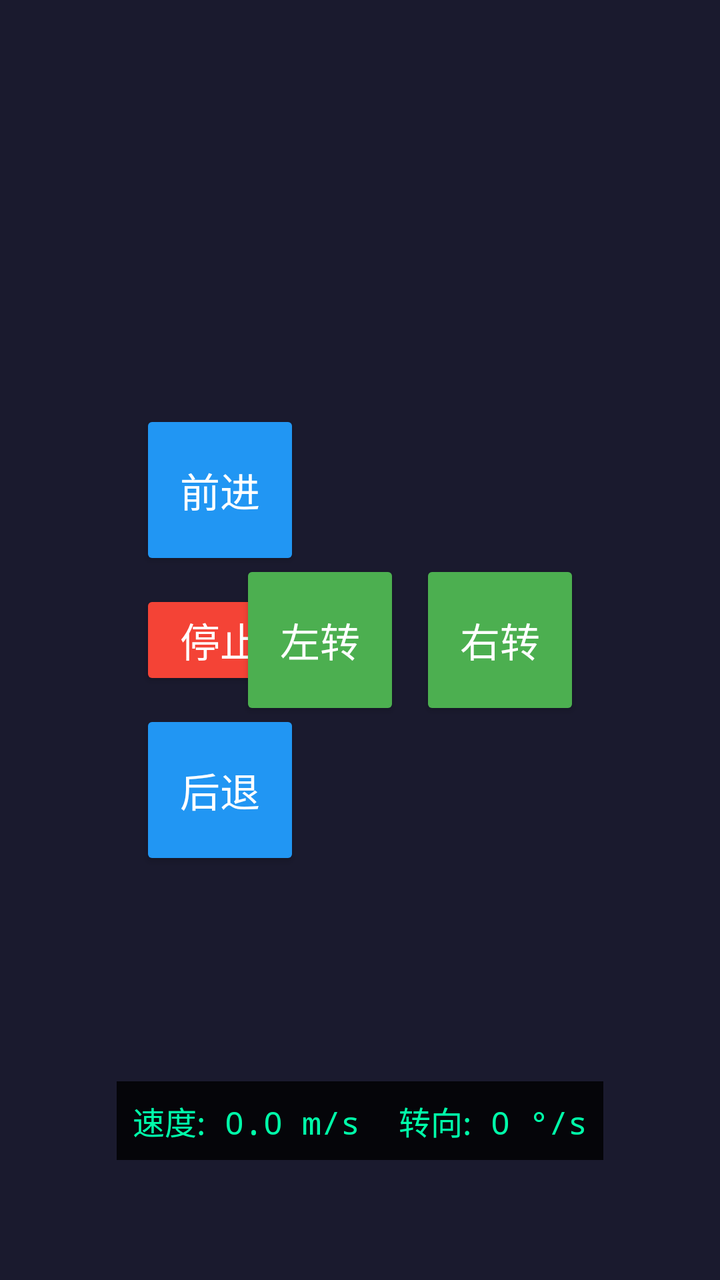
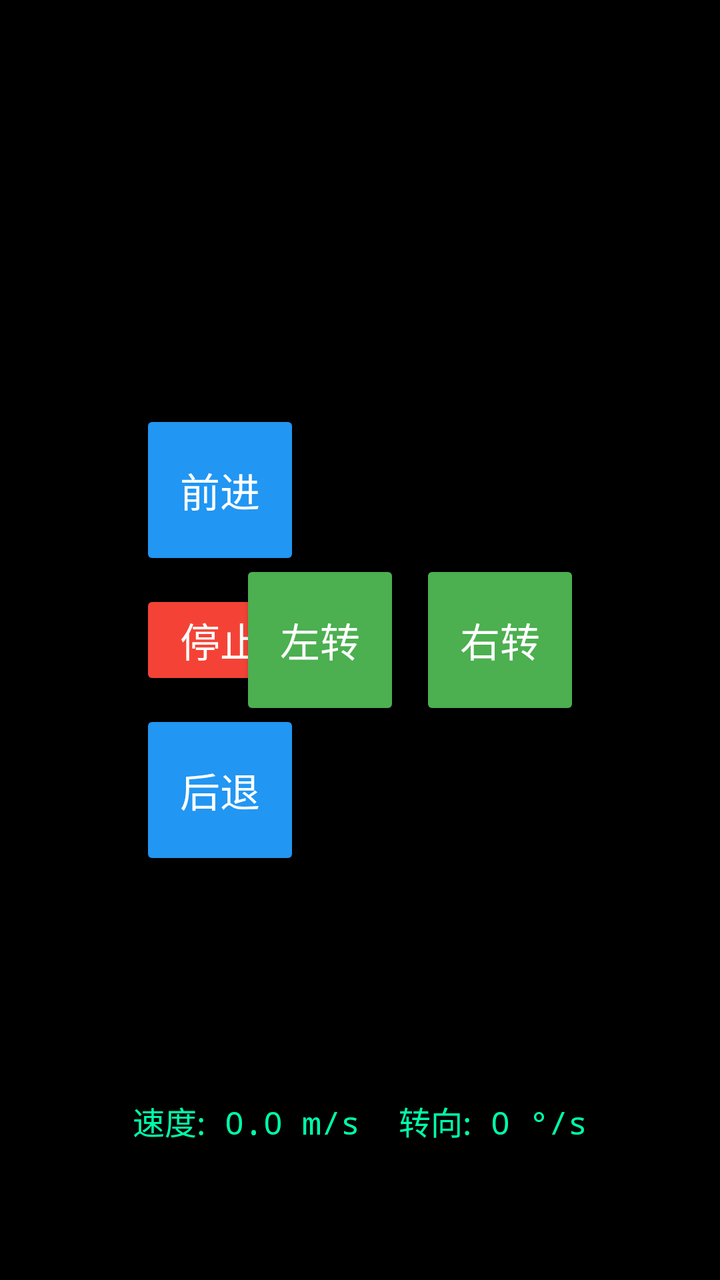

The first picture is an Android layout as it rendered before a commit; the second is the same layout after the commit. The layout source and the unified diff follow.
<!-- AndroidManifest.xml: application theme AppTheme -->
<!-- res/layout/fragment_direction_buttons.xml -->
<?xml version="1.0" encoding="utf-8"?>
<RelativeLayout xmlns:android="http://schemas.android.com/apk/res/android"
    android:layout_width="match_parent"
    android:layout_height="match_parent"
    android:background="#1A1A2E"
    android:padding="20dp">

    
    <LinearLayout
        android:id="@+id/left_group"
        android:layout_width="wrap_content"
        android:layout_height="wrap_content"
        android:layout_centerVertical="true"
        android:layout_alignParentStart="true"
        android:orientation="vertical"
        android:paddingLeft="50dp"
        android:gravity="center">

        <Button
            android:id="@+id/btn_forward"
            android:layout_width="80dp"
            android:layout_height="80dp"
            android:text="前进"
            android:textSize="20sp"
            android:backgroundTint="#2196F3"
            android:textColor="#FFFFFF"
            android:layout_marginBottom="10dp" />

        <Button
            android:id="@+id/btn_stop"
            android:layout_width="80dp"
            android:layout_height="50dp"
            android:text="停止"
            android:textSize="20sp"
            android:backgroundTint="#F44336"
            android:textColor="#FFFFFF"
            android:layout_marginBottom="10dp" />

        <Button
            android:id="@+id/btn_backward"
            android:layout_width="80dp"
            android:layout_height="80dp"
            android:text="后退"
            android:textSize="20sp"
            android:backgroundTint="#2196F3"
            android:textColor="#FFFFFF" />
    </LinearLayout>

    
    <LinearLayout
        android:id="@+id/right_group"
        android:layout_width="wrap_content"
        android:layout_height="wrap_content"
        android:layout_centerVertical="true"
        android:layout_alignParentEnd="true"
        android:orientation="horizontal"
        android:paddingRight="50dp"
        android:gravity="center">

        <Button
            android:id="@+id/btn_left"
            android:layout_width="80dp"
            android:layout_height="80dp"
            android:text="左转"
            android:textSize="20sp"
            android:backgroundTint="#4CAF50"
            android:textColor="#FFFFFF"
            android:layout_marginEnd="10dp" />

        <Button
            android:id="@+id/btn_right"
            android:layout_width="80dp"
            android:layout_height="80dp"
            android:text="右转"
            android:textSize="20sp"
            android:backgroundTint="#4CAF50"
            android:textColor="#FFFFFF" />
    </LinearLayout>

    
    <TextView
        android:id="@+id/value_display"
        android:layout_width="wrap_content"
        android:layout_height="wrap_content"
        android:layout_alignParentBottom="true"
        android:layout_centerHorizontal="true"
        android:layout_marginBottom="40dp"
        android:text="速度: 0.0 m/s  转向: 0 °/s"
        android:textColor="#00FFAA"
        android:textSize="16sp"
        android:fontFamily="monospace"
        android:background="#CC000000"
        android:padding="8dp" />

</RelativeLayout>
<!-- resources referenced by this layout -->
<resources>
  <style name="AppTheme" parent="Theme.AppCompat.Light.NoActionBar" />
</resources>

<!-- the commit's change to res/layout/fragment_direction_buttons.xml (unified diff, before → after) -->
@@ -2,7 +2,7 @@
 <RelativeLayout xmlns:android="http://schemas.android.com/apk/res/android"
     android:layout_width="match_parent"
     android:layout_height="match_parent"
-    android:background="#1A1A2E"
+    android:background="#FF000000"
     android:padding="20dp">
 
     
